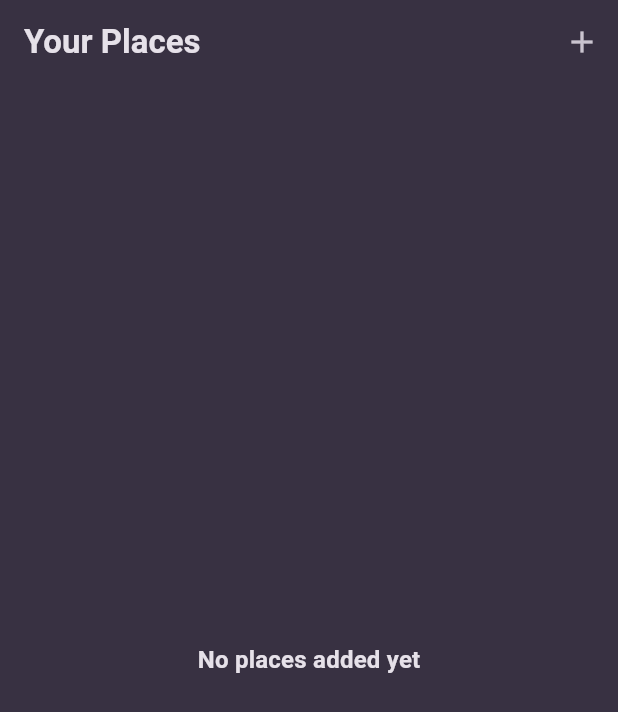
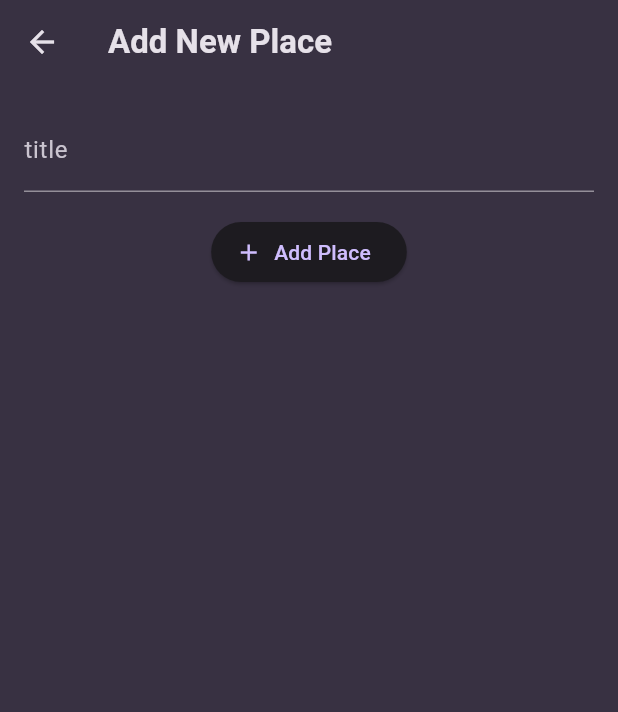
Before and after one commit to TommyPurba/favorite_places, a Flutter app: the screen it shows after launch, after a tap on the "add" icon, on a phone screen of 412 x 824 dp. Shown: the top 712 px of the screen. Run offline on Flutter 3.47's test engine with Material 3 defaults, Android fonts, the phone set to English and light mode, and no system bars; our stand-ins replace flutter_riverpod, google_fonts.

Commit message:
refactor add_place.dart

```diff
--- /dev/null
+++ b/lib/screen/add_place.dart
@@ -0,0 +1,49 @@
+import 'package:flutter/material.dart';
+
+class AddPlaceScreen extends StatefulWidget{
+  const AddPlaceScreen({super.key});
+  @override
+  State<AddPlaceScreen> createState() {
+    return _AddnewplacescreenState();
+  }
+}
+
+class _AddnewplacescreenState extends State<AddPlaceScreen>{
+   final _textControler = TextEditingController();
+
+   @override
+  void dispose() {
+   _textControler.dispose();
+    super.dispose();
+  }
+  @override
+  Widget build(BuildContext context) {
+
+    return Scaffold(
+      appBar: AppBar(
+        title: const Text('Add New Place'),
+      ),
+      body: SingleChildScrollView(
+      padding: EdgeInsets.all(16),
+      child: Column(
+        children: [
+          TextField(
+            decoration: InputDecoration(labelText: 'title'),
+            controller: _textControler,
+            style: TextStyle(
+              color: Theme.of(context).colorScheme.onSurface,
+            ),
+          ),
+          SizedBox(height: 16,),
+          ElevatedButton.icon(
+            onPressed: () {
+            },
+            icon: Icon(Icons.add),
+            label: const Text('Add Place'),
+          )
+        ],
+      ),
+    ),
+    );
+  }
+}
--- a/lib/screen/place.dart
+++ b/lib/screen/place.dart
@@ -1,3 +1,4 @@
+import 'package:favorite_places/screen/add_place.dart';
 import 'package:favorite_places/widgets/place_list.dart';
 import 'package:flutter/material.dart';
 
@@ -10,7 +11,11 @@ class PlaceScreen extends StatelessWidget{
         title: Text('Your Places'),
         actions: [
           IconButton(
-            onPressed: (){},
+            onPressed: (){
+              Navigator.of(context).push(MaterialPageRoute(
+                builder: (ctx) => const AddPlaceScreen()
+              ));
+            },
             icon: Icon(Icons.add)
           )
         ],
```
